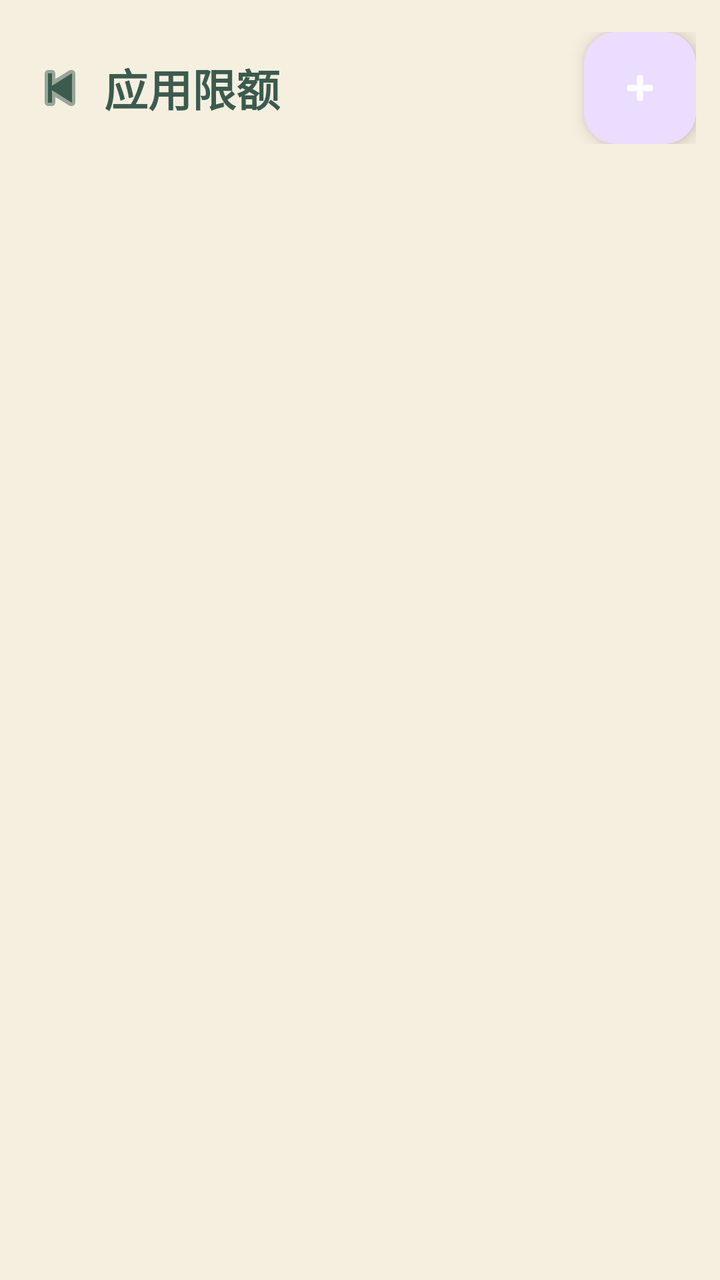
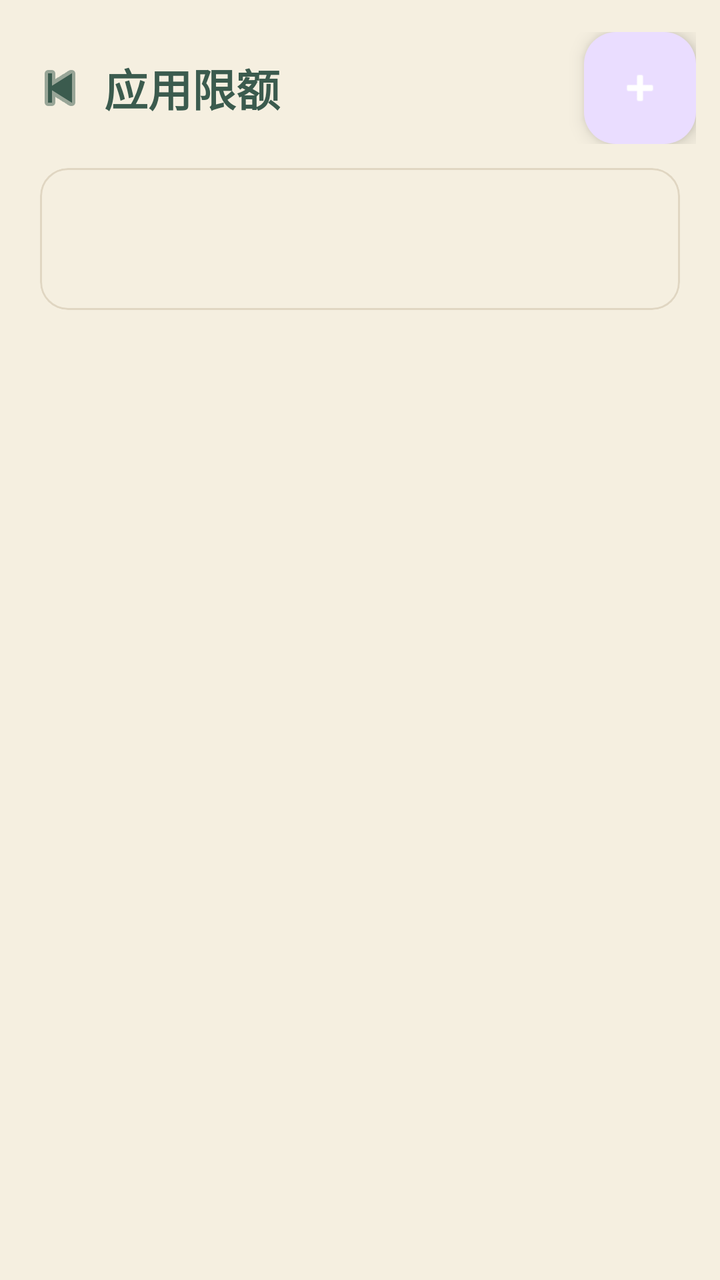

The first picture is an Android layout as it rendered before a commit; the second is the same layout after the commit. The layout source and the unified diff follow.
<!-- AndroidManifest.xml: application theme Theme.PomodoroFocus -->
<!-- res/layout/fragment_app_limit.xml -->
<?xml version="1.0" encoding="utf-8"?>
<LinearLayout xmlns:android="http://schemas.android.com/apk/res/android"
    xmlns:app="http://schemas.android.com/apk/res-auto"
    android:layout_width="match_parent"
    android:layout_height="match_parent"
    android:background="?attr/colorSurface"
    android:fitsSystemWindows="true"
    android:orientation="vertical">

    
    <LinearLayout
        android:layout_width="match_parent"
        android:layout_height="wrap_content"
        android:gravity="center_vertical"
        android:orientation="horizontal"
        android:paddingHorizontal="12dp"
        android:paddingTop="16dp"
        android:paddingBottom="12dp">

        <ImageButton
            android:id="@+id/backButton"
            android:layout_width="36dp"
            android:layout_height="36dp"
            android:background="?attr/selectableItemBackgroundBorderless"
            android:contentDescription="@string/action_back"
            app:srcCompat="@android:drawable/ic_media_previous"
            app:tint="?attr/colorBrandContent" />

        <TextView
            android:layout_width="0dp"
            android:layout_height="wrap_content"
            android:layout_marginStart="4dp"
            android:layout_weight="1"
            android:text="@string/app_limit_title"
            android:textColor="?attr/colorBrandContent"
            android:textSize="22sp"
            android:textStyle="bold" />

        <com.google.android.material.floatingactionbutton.FloatingActionButton
            android:id="@+id/addLimitAppButton"
            android:layout_width="wrap_content"
            android:layout_height="wrap_content"
            android:contentDescription="@string/app_limit_add"
            app:srcCompat="@android:drawable/ic_input_add"
            app:tint="@color/on_primary" />
    </LinearLayout>

    
    <com.google.android.material.card.MaterialCardView
        android:id="@+id/accessibilityHintCard"
        android:layout_width="match_parent"
        android:layout_height="wrap_content"
        android:layout_marginHorizontal="20dp"
        android:layout_marginBottom="10dp"
        android:clickable="true"
        android:focusable="true"
        android:visibility="gone"
        app:cardCornerRadius="14dp"
        app:cardElevation="0dp"
        app:strokeColor="?attr/colorOutline"
        app:strokeWidth="1dp">

        <TextView
            android:layout_width="match_parent"
            android:layout_height="wrap_content"
            android:padding="14dp"
            android:text="@string/app_limit_accessibility_hint"
            android:textColor="@color/text_primary"
            android:textSize="14sp" />
    </com.google.android.material.card.MaterialCardView>

    <TextView
        android:id="@+id/emptyLimitText"
        android:layout_width="match_parent"
        android:layout_height="wrap_content"
        android:gravity="center"
        android:lineSpacingExtra="6dp"
        android:paddingHorizontal="40dp"
        android:paddingTop="48dp"
        android:text="@string/app_limit_empty"
        android:textColor="@color/text_secondary"
        android:textSize="14sp"
        android:visibility="gone" />

    <ListView
        android:id="@+id/limitAppList"
        android:layout_width="match_parent"
        android:layout_height="0dp"
        android:layout_weight="1"
        android:divider="@null"
        android:paddingBottom="12dp" />
</LinearLayout>
<!-- resources referenced by this layout -->
<resources>
  <color name="on_primary">#FFFFFF</color>
  <color name="text_primary">#333333</color>
  <color name="text_secondary">#666666</color>
  <string name="action_back">返回</string>
  <string name="app_limit_accessibility_hint">应用限额靠「无障碍」服务计时。现在没开，限额不会生效，点这里去开启。</string>
  <string name="app_limit_add">添加应用</string>
  <string name="app_limit_empty">还没设置限额的应用\n给容易上头的应用定个每日额度，用完当天自动上锁，第二天恢复</string>
  <string name="app_limit_title">应用限额</string>
  <style name="Theme.PomodoroFocus" parent="Theme.Xian.Qinglv" />
  <color name="theme_qinglv_primary">#3B5B4E</color>
  <color name="theme_qinglv_primary_variant">#2A4238</color>
  <color name="theme_qinglv_primary_content">#3B5B4E</color>
  <color name="theme_qinglv_accent">#C9A961</color>
  <color name="theme_qinglv_surface">#F5EFE0</color>
  <style name="Widget.Xian.Button" parent="Widget.Material3.Button">
          <item name="cornerRadius">14dp</item>
          <item name="backgroundTint">?attr/colorBrandSurface</item>
          <item name="rippleColor">@color/ripple</item>
          <item name="android:textColor">@color/on_primary</item>
          <item name="android:textSize">15sp</item>
          <item name="android:paddingVertical">11dp</item>
          <item name="elevation">0dp</item>
          <item name="android:stateListAnimator">@null</item>
      </style>
  <style name="Widget.Xian.EditText" parent="Widget.AppCompat.EditText">
          <item name="android:background">@drawable/bg_edittext</item>
          <item name="android:padding">12dp</item>
          <item name="android:textColor">@color/ink_text</item>
          <item name="android:textSize">15sp</item>
      </style>
  <style name="Theme.Xian.MaterialAlertDialog" parent="ThemeOverlay.Material3.MaterialAlertDialog">
          <item name="shapeAppearanceMediumComponent">@style/ShapeAppearance.Xian.Medium</item>
          <item name="android:windowAnimationStyle">@style/Animation.Xian.Dialog</item>
          <item name="buttonBarPositiveButtonStyle">@style/Widget.Xian.Button</item>
          <item name="buttonBarNegativeButtonStyle">@style/Widget.Xian.Button.Text</item>
      </style>
  <color name="divider">#E0D6C2</color>
  <!-- drawable bg_edittext (drawable) -->
  <?xml version="1.0" encoding="utf-8"?>
  <selector xmlns:android="http://schemas.android.com/apk/res/android">
      <item android:state_focused="true">
          <shape android:shape="rectangle">
              <corners android:radius="10dp" />
              <solid android:color="@color/card_background" />
              <stroke android:width="2dp" android:color="?attr/colorBrandContent" />
          </shape>
      </item>
      <item>
          <shape android:shape="rectangle">
              <corners android:radius="10dp" />
              <solid android:color="@color/card_background" />
              <stroke android:width="1dp" android:color="@color/nav_divider" />
          </shape>
      </item>
  </selector>
  <color name="ink_text">#2B2B2B</color>
  <style name="ShapeAppearance.Xian.Medium" parent="ShapeAppearance.Material3.Corner.ExtraLarge">
          <item name="cornerSize">18dp</item>
      </style>
  <style name="Animation.Xian.Dialog" parent="@android:style/Animation.Dialog">
          <item name="android:windowEnterAnimation">@anim/dialog_enter</item>
          <item name="android:windowExitAnimation">@anim/dialog_exit</item>
      </style>
  <style name="Widget.Xian.Button.Text" parent="Widget.Material3.Button.TextButton">
          <item name="cornerRadius">14dp</item>
          <item name="android:textColor">?attr/colorBrandContent</item>
          <item name="android:textSize">15sp</item>
      </style>
  <color name="card_background">#FFFFFF</color>
  <color name="nav_divider">#D8CDB8</color>
  <!-- unchanged entries left out for length: 2 -->
</resources>

<!-- the commit's change to res/layout/fragment_app_limit.xml (unified diff, before → after) -->
@@ -47,6 +47,42 @@
 
     
     <com.google.android.material.card.MaterialCardView
+        android:layout_width="match_parent"
+        android:layout_height="wrap_content"
+        android:layout_marginHorizontal="20dp"
+        android:layout_marginBottom="10dp"
+        app:cardCornerRadius="14dp"
+        app:cardElevation="0dp"
+        app:strokeColor="?attr/colorOutline"
+        app:strokeWidth="1dp">
+
+        <LinearLayout
+            android:layout_width="match_parent"
+            android:layout_height="wrap_content"
+            android:orientation="vertical"
+            android:padding="14dp">
+
+            <TextView
+                android:id="@+id/overviewUsedText"
+                android:layout_width="wrap_content"
+                android:layout_height="wrap_content"
+                android:textColor="@color/text_primary"
+                android:textSize="16sp"
+                android:textStyle="bold" />
+
+            <TextView
+                android:id="@+id/overviewStatusText"
+                android:layout_width="wrap_content"
+                android:layout_height="wrap_content"
+                android:layout_marginTop="5dp"
+                android:lineSpacingExtra="2dp"
+                android:textColor="@color/text_secondary"
+                android:textSize="12sp" />
+        </LinearLayout>
+    </com.google.android.material.card.MaterialCardView>
+
+    
+    <com.google.android.material.card.MaterialCardView
         android:id="@+id/accessibilityHintCard"
         android:layout_width="match_parent"
         android:layout_height="wrap_content"
